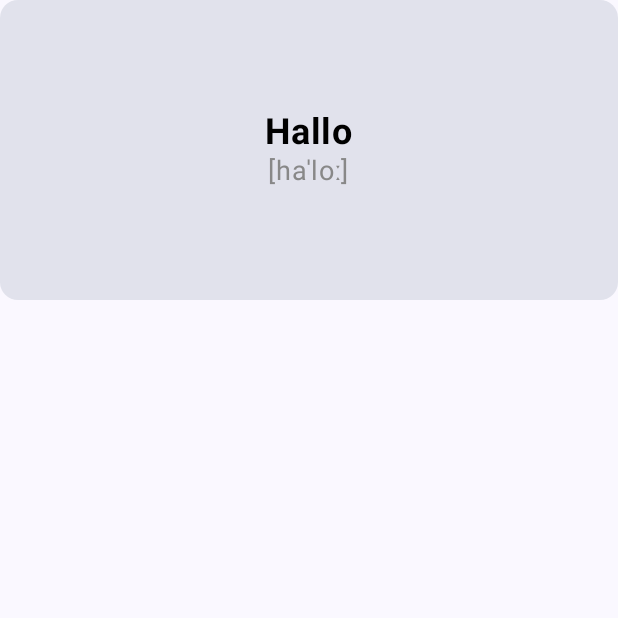
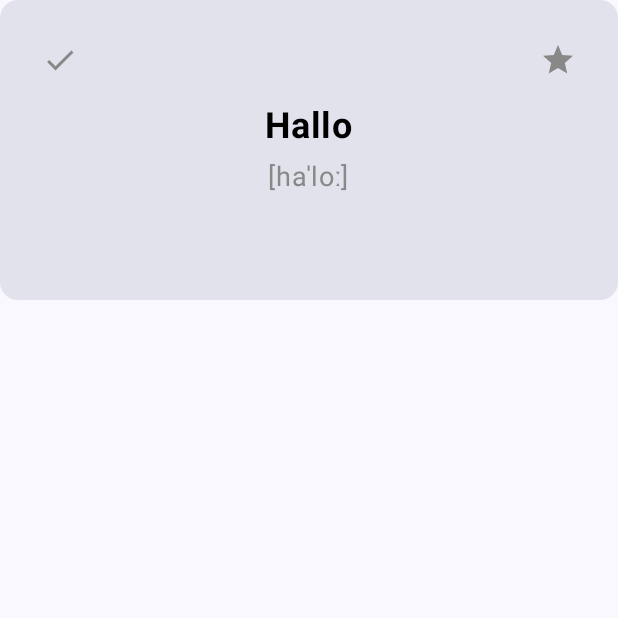
Before and after one commit to evgeniyc/langapp, an Android app built with Jetpack Compose: the composable LearningCard called with sample values from the repository, on a phone screen of 412 x 824 dp, the top half of it. Run offline under Robolectric (Android 15) with nearby library versions, the phone set to English and light mode, and no system bars; our stand-ins replace Room's generated code.

Commit message:
добавили иконки звездочка и птичка на катрочку. Связи с БД еще нет

```diff
--- a/app/src/main/java/com/example/langapp/ui/screens/LearningCard.kt
+++ b/app/src/main/java/com/example/langapp/ui/screens/LearningCard.kt
@@ -17,14 +17,26 @@ import androidx.compose.animation.with
 import androidx.compose.foundation.clickable
 import androidx.compose.foundation.layout.Box
 import androidx.compose.foundation.layout.Column
+import androidx.compose.foundation.layout.Spacer
 import androidx.compose.foundation.layout.fillMaxSize
 import androidx.compose.foundation.layout.fillMaxWidth
 import androidx.compose.foundation.layout.height
+import androidx.compose.foundation.layout.padding
+import androidx.compose.material.icons.Icons
+import androidx.compose.material.icons.filled.Check
+import androidx.compose.material.icons.filled.Star
+import androidx.compose.material.icons.outlined.Star
 import androidx.compose.material3.Card
 import androidx.compose.material3.CardDefaults
+import androidx.compose.material3.Icon
+import androidx.compose.material3.IconButton
 import androidx.compose.material3.MaterialTheme
 import androidx.compose.material3.Text
 import androidx.compose.runtime.Composable
+import androidx.compose.runtime.getValue
+import androidx.compose.runtime.mutableStateOf
+import androidx.compose.runtime.remember
+import androidx.compose.runtime.setValue
 import androidx.compose.ui.Alignment
 import androidx.compose.ui.Modifier
 import androidx.compose.ui.graphics.Color
@@ -34,7 +46,6 @@ import androidx.compose.ui.text.font.FontWeight
 import androidx.compose.ui.unit.dp
 import androidx.compose.ui.unit.sp
 import com.example.langapp.data.entities.Word
-import androidx.compose.animation.AnimatedContentScope
 
 @OptIn(ExperimentalAnimationApi::class)
 @Composable
@@ -90,6 +101,36 @@ fun LearningCard(
                     containerColor = MaterialTheme.colorScheme.surfaceVariant,
                 )
             ) {
+                // Добавляем Box для иконок
+                Box(modifier = Modifier.fillMaxSize()) {
+                    var is_important by remember { mutableStateOf(currentWord.is_important) }
+                    var is_learned by remember { mutableStateOf(currentWord.is_learned) }
+                    // Звездочка
+                    IconButton(
+                        onClick = { is_important = !is_important },
+                        modifier = Modifier
+                            .padding(16.dp)
+                            .align(Alignment.TopEnd)
+                    ) {
+                        Icon(
+                            imageVector = if (is_important) Icons.Filled.Star else Icons.Outlined.Star,
+                            contentDescription = "Важное",
+                            tint = if (is_important) Color.Yellow else Color.Gray
+                        )
+                    }
+                    // Птичка
+                    IconButton(
+                        onClick = { is_learned = !is_learned },
+                        modifier = Modifier
+                            .padding(16.dp)
+                            .align(Alignment.TopStart)
+                    ) {
+                        Icon(
+                            imageVector = Icons.Filled.Check,
+                            contentDescription = "Изучено",
+                            tint = if (is_learned) Color.Green else Color.Gray
+                        )
+                    }
                     AnimatedContent(
                         targetState = isFlipped,
                         transitionSpec = {
@@ -97,15 +138,6 @@ fun LearningCard(
                                     fadeOut(animationSpec = tween(durationMillis = 500))
                         }
                     ) {
-                    CardContent(currentWord = currentWord, isFlipped = isFlipped)
-                }
-            }
-        }
-    }
-}
-
-@Composable
-fun CardContent(currentWord: Word, isFlipped: Boolean) {
                         Box(
                             modifier = Modifier
                                 .fillMaxSize()
@@ -116,6 +148,9 @@ fun CardContent(currentWord: Word, isFlipped: Boolean) {
                                     )
                                 ),
                             contentAlignment = Alignment.Center
+                        ) {
+                            Column(
+                                horizontalAlignment = Alignment.CenterHorizontally
                             ) {
                                 AnimatedVisibility(
                                     visible = !isFlipped,
@@ -131,6 +166,7 @@ fun CardContent(currentWord: Word, isFlipped: Boolean) {
                                             fontWeight = FontWeight.Bold,
                                             color = Color.Black,
                                         )
+                                        Spacer(modifier = Modifier.height(8.dp))
                                         Text(
                                             text = currentWord.transcr,
                                             fontSize = 18.sp,
@@ -153,3 +189,9 @@ fun CardContent(currentWord: Word, isFlipped: Boolean) {
                                 }
                             }
                         }
+                    }
+                }
+            }
+        }
+    }
+}
--- a/app/src/main/java/com/example/langapp/ui/screens/WordListScreen.kt
+++ b/app/src/main/java/com/example/langapp/ui/screens/WordListScreen.kt
@@ -54,6 +54,7 @@ fun WordListScreen(
     LaunchedEffect(key1 = catId) {
         wordListViewModel.getWordsByCategoryId(catId)
     }
+    val filteredWords = filterWords(words.wordList, selectedOption)
 
     Column(
         modifier = Modifier
@@ -116,7 +117,7 @@ fun WordListScreen(
             }
         }
         LazyColumn(modifier = Modifier.weight(1f)) {
-            items(words.wordList) { word ->
+            items(filteredWords) { word ->
                 WordItem(word = word)
                 Spacer(modifier = Modifier.height(8.dp))
             }
@@ -168,3 +169,13 @@ fun WordItem(word: Word) {
         }
     }
 }
+
+fun filterWords(words: List<Word>, selectedOption: String): List<Word> {
+    return when (selectedOption) {
+        "Рабочий список" -> words.filter { !it.is_learned } // Фильтруем слова, которые не изучены
+        "Только Важные" -> words.filter { it.is_important } // Фильтруем слова, которые важны
+        "Только Изученные" -> words.filter { it.is_learned } // Фильтруем слова, которые изучены
+        "Все вместе" -> words // Возвращаем все слова
+        else -> words // По умолчанию возвращаем все слова
+    }
+}
```
Lines whose indentation alone changed are shown as unchanged.
